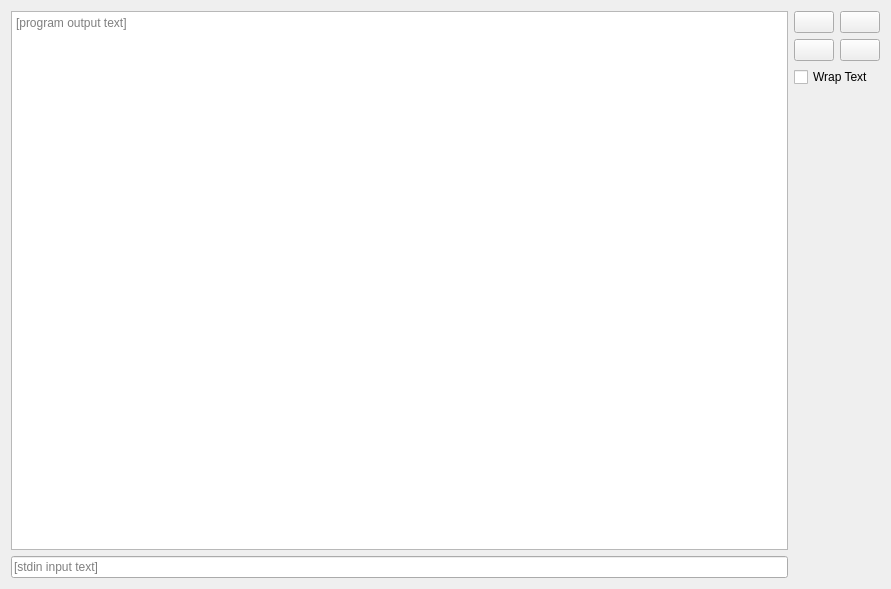
epasveer/seer, file src/SeerConsoleWidget.ui: the form before one commit.
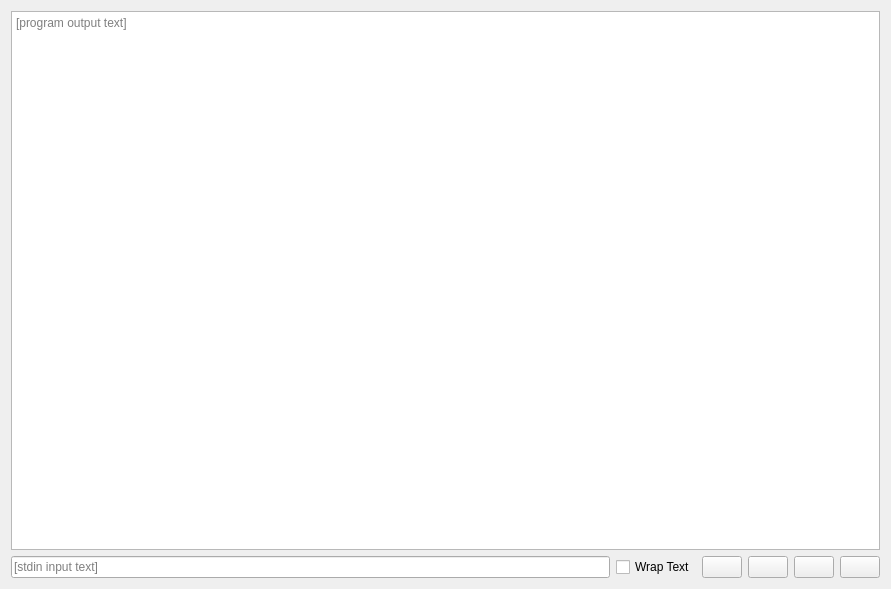
The form after the commit. Icons and pictures are not drawn.

Commit message: Small astetic modification to the Console widget.

Patch:
```diff
--- a/src/SeerConsoleWidget.ui
+++ b/src/SeerConsoleWidget.ui
@@ -14,7 +14,54 @@
    <string>Seer Console</string>
   </property>
   <layout class="QGridLayout" name="gridLayout">
-   <item row="0" column="0" rowspan="4">
+   <item row="1" column="3">
+    <widget class="QPushButton" name="printButton">
+     <property name="toolTip">
+      <string>Print the log output.</string>
+     </property>
+     <property name="statusTip">
+      <string/>
+     </property>
+     <property name="text">
+      <string/>
+     </property>
+     <property name="icon">
+      <iconset resource="resource.qrc">
+       <normaloff>:/seer/resources/RelaxLightIcons/document-print.svg</normaloff>:/seer/resources/RelaxLightIcons/document-print.svg</iconset>
+     </property>
+    </widget>
+   </item>
+   <item row="1" column="2">
+    <widget class="QPushButton" name="clearButton">
+     <property name="toolTip">
+      <string>Clear the log output.</string>
+     </property>
+     <property name="statusTip">
+      <string/>
+     </property>
+     <property name="text">
+      <string/>
+     </property>
+     <property name="icon">
+      <iconset resource="resource.qrc">
+       <normaloff>:/seer/resources/RelaxLightIcons/edit-clear.svg</normaloff>:/seer/resources/RelaxLightIcons/edit-clear.svg</iconset>
+     </property>
+    </widget>
+   </item>
+   <item row="1" column="1">
+    <widget class="QCheckBox" name="wrapTextCheckBox">
+     <property name="toolTip">
+      <string>Wrap long lines to the next line.</string>
+     </property>
+     <property name="statusTip">
+      <string/>
+     </property>
+     <property name="text">
+      <string>Wrap Text</string>
+     </property>
+    </widget>
+   </item>
+   <item row="0" column="0" colspan="6">
     <widget class="QPlainTextEdit" name="textEdit">
      <property name="lineWrapMode">
       <enum>QPlainTextEdit::NoWrap</enum>
@@ -27,41 +74,7 @@
      </property>
     </widget>
    </item>
-   <item row="0" column="1">
-    <widget class="QPushButton" name="clearButton">
-     <property name="toolTip">
-      <string>Clear the log output.</string>
-     </property>
-     <property name="statusTip">
-      <string/>
-     </property>
-     <property name="text">
-      <string/>
-     </property>
-     <property name="icon">
-      <iconset resource="resource.qrc">
-       <normaloff>:/seer/resources/RelaxLightIcons/edit-clear.svg</normaloff>:/seer/resources/RelaxLightIcons/edit-clear.svg</iconset>
-     </property>
-    </widget>
-   </item>
-   <item row="0" column="2">
-    <widget class="QPushButton" name="printButton">
-     <property name="toolTip">
-      <string>Print the log output.</string>
-     </property>
-     <property name="statusTip">
-      <string/>
-     </property>
-     <property name="text">
-      <string/>
-     </property>
-     <property name="icon">
-      <iconset resource="resource.qrc">
-       <normaloff>:/seer/resources/RelaxLightIcons/document-print.svg</normaloff>:/seer/resources/RelaxLightIcons/document-print.svg</iconset>
-     </property>
-    </widget>
-   </item>
-   <item row="1" column="1">
+   <item row="1" column="4">
     <widget class="QPushButton" name="saveButton">
      <property name="toolTip">
       <string>Save the log output to a file.</string>
@@ -78,40 +91,7 @@
      </property>
     </widget>
    </item>
-   <item row="2" column="1" colspan="2">
-    <widget class="QCheckBox" name="wrapTextCheckBox">
-     <property name="toolTip">
-      <string>Wrap long lines to the next line.</string>
-     </property>
-     <property name="statusTip">
-      <string/>
-     </property>
-     <property name="text">
-      <string>Wrap Text</string>
-     </property>
-    </widget>
-   </item>
-   <item row="4" column="0">
-    <widget class="QLineEdit" name="stdinLineEdit">
-     <property name="placeholderText">
-      <string>[stdin input text]</string>
-     </property>
-    </widget>
-   </item>
-   <item row="3" column="2" rowspan="2">
-    <spacer name="verticalSpacer">
-     <property name="orientation">
-      <enum>Qt::Vertical</enum>
-     </property>
-     <property name="sizeHint" stdset="0">
-      <size>
-       <width>20</width>
-       <height>266</height>
-      </size>
-     </property>
-    </spacer>
-   </item>
-   <item row="1" column="2">
+   <item row="1" column="5">
     <widget class="QPushButton" name="fontButton">
      <property name="toolTip">
       <string>Select the log output font.</string>
@@ -125,6 +105,22 @@
      </property>
     </widget>
    </item>
+   <item row="1" column="0">
+    <widget class="QLineEdit" name="stdinLineEdit">
+     <property name="sizePolicy">
+      <sizepolicy hsizetype="Expanding" vsizetype="Fixed">
+       <horstretch>100</horstretch>
+       <verstretch>0</verstretch>
+      </sizepolicy>
+     </property>
+     <property name="placeholderText">
+      <string>[stdin input text]</string>
+     </property>
+     <property name="clearButtonEnabled">
+      <bool>true</bool>
+     </property>
+    </widget>
+   </item>
   </layout>
  </widget>
  <resources>
```
